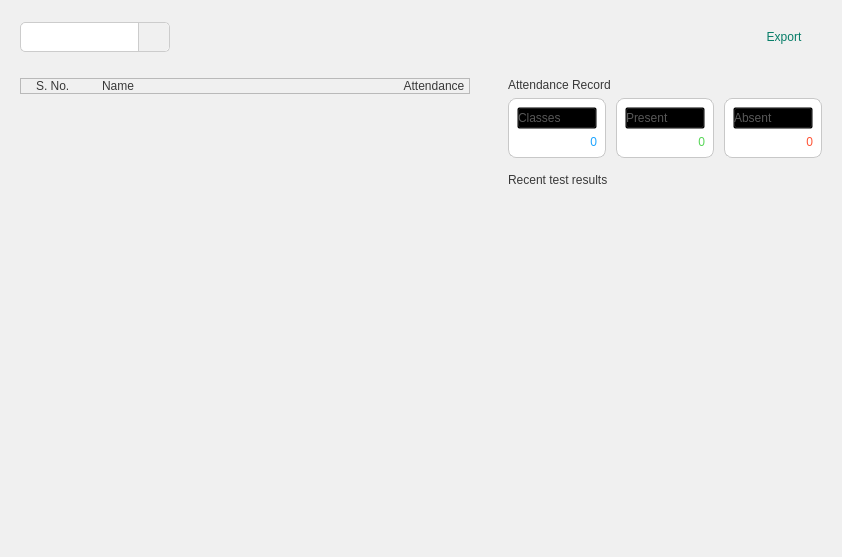
First picture: the form in ui/QTFiles/viewReports.ui, repository fizzycoding/Attendance-Management-System--College, before the edit.
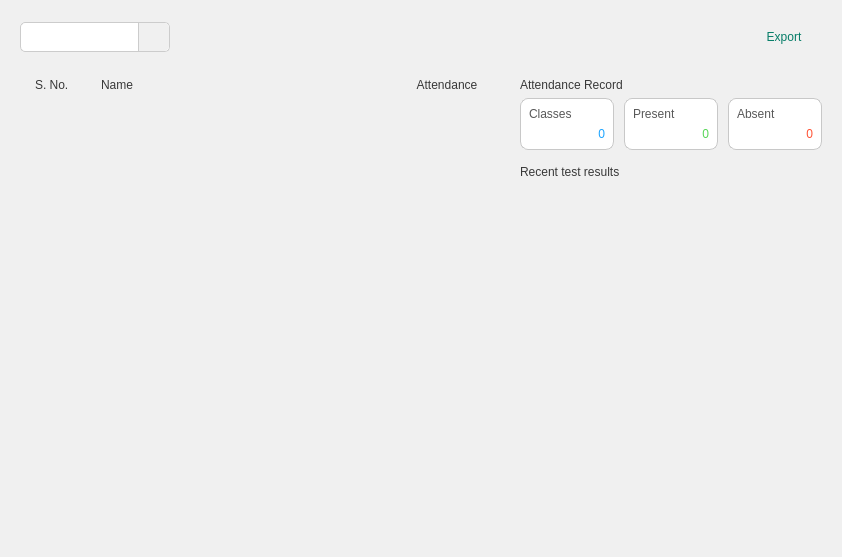
Second picture: the form after the edit. Icons and pictures are not drawn.

The edit to the form file:
```diff
--- a/ui/QTFiles/viewReports.ui
+++ b/ui/QTFiles/viewReports.ui
@@ -107,6 +107,10 @@
    </item>
    <item>
     <widget class="QStackedWidget" name="content_stack">
+     <property name="styleSheet">
+      <string notr="true">background-color: transparent;
+</string>
+     </property>
      <property name="currentIndex">
       <number>2</number>
      </property>
@@ -163,6 +167,10 @@
        </property>
        <item>
         <widget class="QWidget" name="main_container" native="true">
+         <property name="styleSheet">
+          <string notr="true">
+border:none</string>
+         </property>
          <layout class="QHBoxLayout" name="horizontalLayout" stretch="3,2">
           <property name="spacing">
            <number>20</number>
@@ -270,8 +278,8 @@
                  <rect>
                   <x>0</x>
                   <y>0</y>
-                  <width>438</width>
-                  <height>432</height>
+                  <width>464</width>
+                  <height>436</height>
                  </rect>
                 </property>
                 <layout class="QVBoxLayout" name="all_students_container">
@@ -543,8 +551,8 @@
                         <rect>
                          <x>0</x>
                          <y>0</y>
-                         <width>330</width>
-                         <height>292</height>
+                         <width>304</width>
+                         <height>302</height>
                         </rect>
                        </property>
                        <layout class="QVBoxLayout" name="test_results_layout">
```
Left out of the diff: 4 changed lines with no effect on the pictures.
